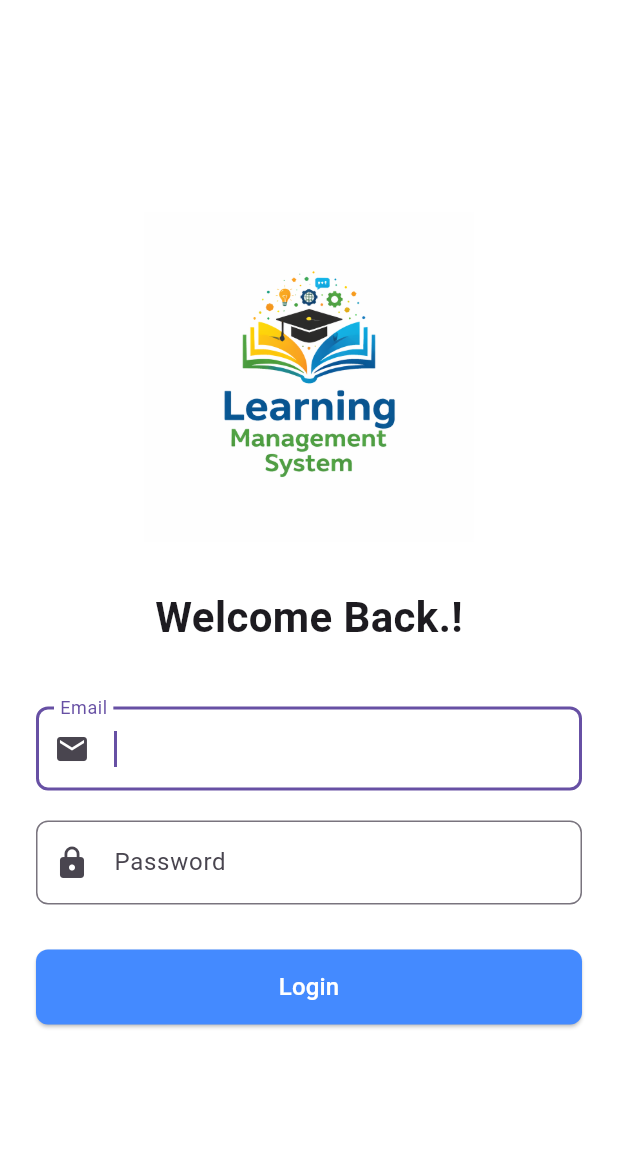
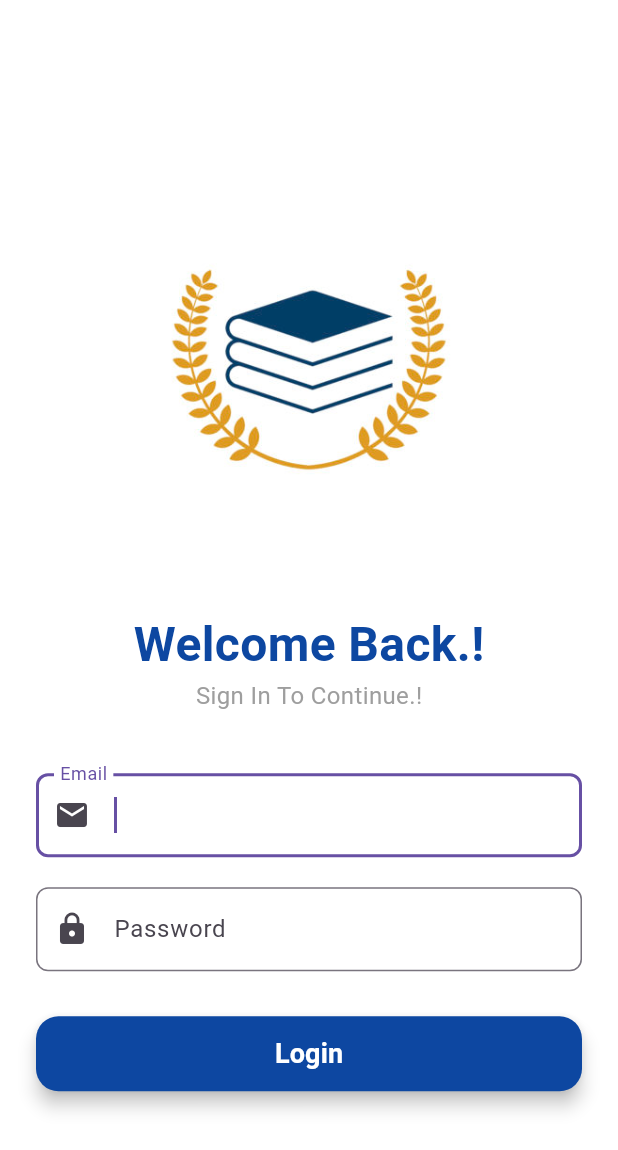
Before and after one commit to Binu0714/LMS_Mobile_App, a Flutter app: the screen it shows after launch, on a phone screen of 412 x 824 dp. Shown: the top 1150 px of the screen. Run offline on Flutter 3.47's test engine with Material 3 defaults, Android fonts, the phone set to English and light mode, and no system bars.

Commit message:
style(ui): update login page layout and styling

```diff
--- a/lib/screens/login_screen.dart
+++ b/lib/screens/login_screen.dart
@@ -34,10 +34,12 @@ class _LoginScreenState extends State<LoginScreen> {
             child: Column(
               mainAxisAlignment: MainAxisAlignment.center,
               children: [
-                Image.asset('assets/images/logo.png', height: 220),
-                const SizedBox(height: 30),
+                Image.asset('assets/images/logo.jpg', height: 300),
+                const SizedBox(height: 10),
 
-                const Text("Welcome Back.!", style: TextStyle(fontSize: 28, fontWeight: FontWeight.bold)),
+                const Text("Welcome Back.!", style: TextStyle(fontSize: 32, fontWeight: FontWeight.bold, color: Color(0xFF0D47A1))),
+                const Text("Sign In To Continue.!", style: TextStyle(fontSize: 16, color: Colors.grey)),
+
                 const SizedBox(height: 40),
 
                 TextFormField(
@@ -69,15 +71,16 @@ class _LoginScreenState extends State<LoginScreen> {
                   height: 50,
                   child: ElevatedButton(
                     style: ElevatedButton.styleFrom(
-                      backgroundColor: Colors.blueAccent,
-                      shape: RoundedRectangleBorder(borderRadius: BorderRadius.circular(8)),
+                      backgroundColor: Colors.blue[900],
+                      elevation: 5,
+                      shape: RoundedRectangleBorder(borderRadius: BorderRadius.circular(15)),
                     ),
                     onPressed: () {
                       if (_formKey.currentState!.validate()) {
                         Navigator.push(context, MaterialPageRoute(builder: (context) => const HomeScreen()));
                       }
                     },
-                    child: const Text('Login', style: TextStyle(color: Colors.white, fontSize: 16)),
+                    child: const Text('Login', style: TextStyle(color: Colors.white, fontSize: 18, fontWeight: FontWeight.bold)),
                   ),
                 ),
               ],
```
Also changed, not shown: assets/images/logo.jpg (added), assets/images/logo.png (deleted).
